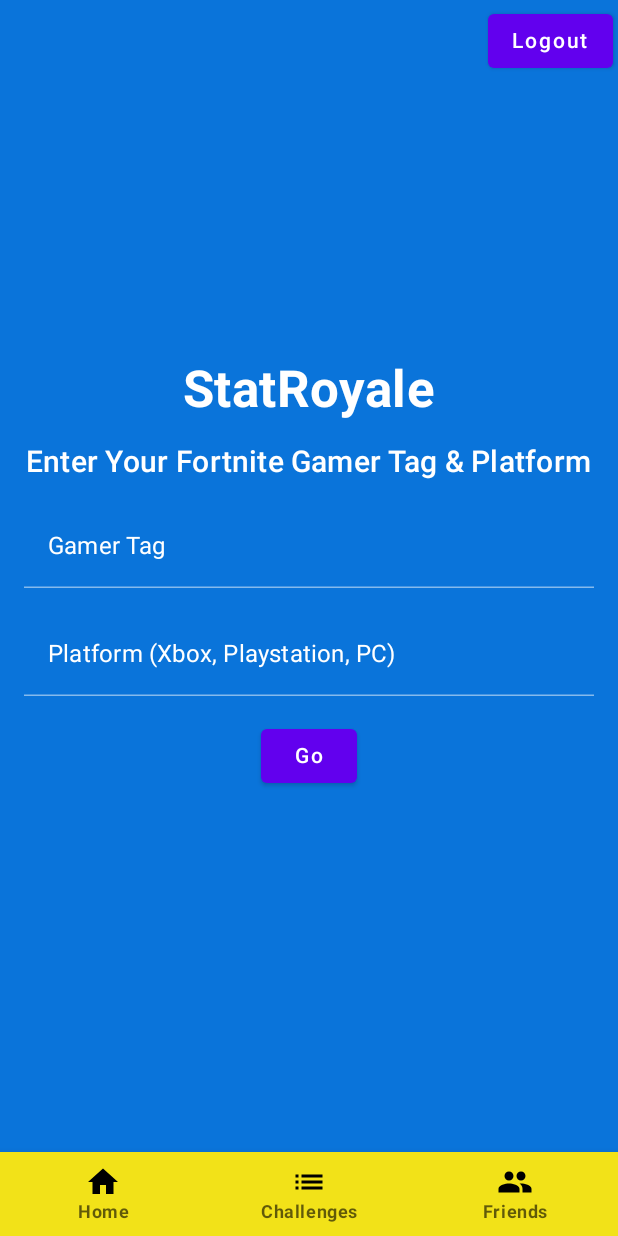
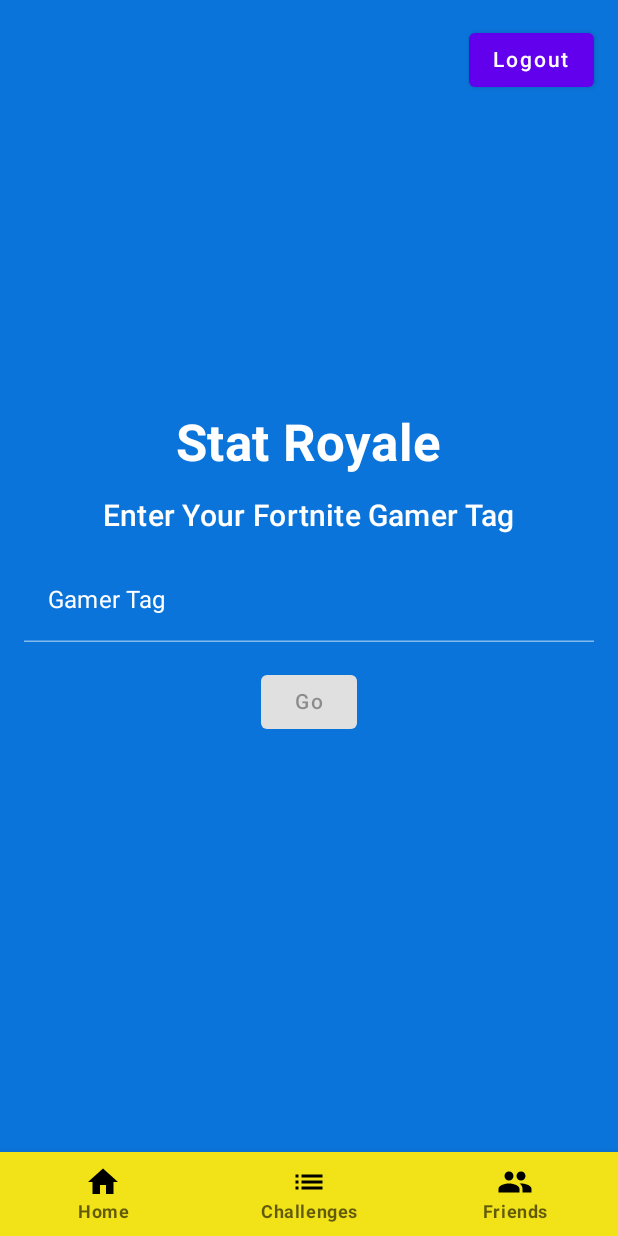
Before and after one commit to RyanFreezen/StatRoyale, an Android app built with Jetpack Compose: the HomeScreen screen opened through its navigation route, on a phone screen of 412 x 824 dp. Run offline under Robolectric (Android 15) with nearby library versions, the phone set to English and light mode, and no system bars; our stand-ins replace Firebase (no records; nobody signed in at launch, a user with empty details on screens opened directly).

Commit message:
Implemented Fortnite API - Users can now search for their gamer tag in Fortnite and have their stats displayed to them.

```diff
--- a/app/build.gradle.kts
+++ b/app/build.gradle.kts
@@ -76,4 +76,8 @@ dependencies {
     implementation ("com.google.firebase:firebase-firestore-ktx:24.11.0")
     implementation ("org.jetbrains.kotlinx:kotlinx-coroutines-play-services:1.6.0")
     implementation ("com.google.accompanist:accompanist-navigation-animation:0.35.0-alpha")
+    implementation ("com.squareup.retrofit2:retrofit:2.9.0")
+    implementation ("com.squareup.retrofit2:converter-gson:2.9.0")
+    implementation ("com.squareup.okhttp3:okhttp:4.9.0")
+    implementation ("com.squareup.okhttp3:logging-interceptor:4.9.0")
 }
--- a/app/src/main/AndroidManifest.xml
+++ b/app/src/main/AndroidManifest.xml
@@ -1,7 +1,7 @@
 <?xml version="1.0" encoding="utf-8"?>
 <manifest xmlns:android="http://schemas.android.com/apk/res/android"
     xmlns:tools="http://schemas.android.com/tools">
-
+    <uses-permission android:name="android.permission.INTERNET" />
     <application
         android:allowBackup="true"
         android:dataExtractionRules="@xml/data_extraction_rules"
@@ -15,7 +15,6 @@
         <activity
             android:name=".MainActivity"
             android:exported="true"
-            android:label="@string/app_name"
             android:theme="@style/Theme.Fortnite">
             <intent-filter>
                 <action android:name="android.intent.action.MAIN" />
--- a/app/src/main/java/com/ryan/fortnite/MainActivity.kt
+++ b/app/src/main/java/com/ryan/fortnite/MainActivity.kt
@@ -3,10 +3,10 @@ package com.ryan.fortnite
 import android.os.Bundle
 import androidx.activity.ComponentActivity
 import androidx.activity.compose.setContent
-import androidx.compose.foundation.layout.*
-import androidx.compose.material.*
-import androidx.compose.material3.SnackbarHostState
-import androidx.compose.runtime.*
+import androidx.compose.foundation.layout.Box
+import androidx.compose.foundation.layout.padding
+import androidx.compose.material.Scaffold
+import androidx.compose.runtime.Composable
 import androidx.compose.ui.Modifier
 import androidx.compose.ui.graphics.Color
 import androidx.navigation.compose.NavHost
@@ -15,15 +15,16 @@ import androidx.navigation.compose.rememberNavController
 import com.google.firebase.auth.FirebaseAuth
 import com.ryan.fortnite.firebase.FireBase
 import com.ryan.fortnite.firebase.addRandomChallenges
-import com.ryan.fortnite.ui.theme.FortniteTheme
+import com.ryan.fortnite.navigation.BottomNavigationBar
+import com.ryan.fortnite.screens.AddFriendScreen
+import com.ryan.fortnite.screens.ChallengeScreen
+import com.ryan.fortnite.screens.FriendRequestScreen
+import com.ryan.fortnite.screens.FriendScreen
 import com.ryan.fortnite.screens.HomeScreen
-import com.ryan.fortnite.screens.ChallengeScreen
-import com.ryan.fortnite.screens.FriendScreen
 import com.ryan.fortnite.screens.LoginSignUpScreen
 import com.ryan.fortnite.screens.SignUpScreen
-import com.ryan.fortnite.navigation.BottomNavigationBar
-import com.ryan.fortnite.screens.AddFriendScreen
-import com.ryan.fortnite.screens.FriendRequestScreen
+import com.ryan.fortnite.screens.StatsScreen
+import com.ryan.fortnite.ui.theme.FortniteTheme
 
 
 /******************************************************************************************/
@@ -64,11 +65,13 @@ fun MainScreen() {
                 composable("home") { HomeScreen(navController) }
                 composable("challenges") { ChallengeScreen() }
                 composable("friends") { FriendScreen(navController) }
-                composable("signup/login") { LoginSignUpScreen(navController) }
+                composable("signup-login") { LoginSignUpScreen(navController) }
                 composable("signup") { SignUpScreen() }
                 composable("addfriend") { AddFriendScreen() }
-                composable("friend/requests") { FriendRequestScreen(navController) }
-            }
+                composable("friend-requests") { FriendRequestScreen(navController) }
+                composable("stats-screen/{gamerTag}") { backStackEntry ->
+                    StatsScreen(gamerTag = backStackEntry.arguments?.getString("gamerTag") ?: "")
+                }            }
         }
     }
 }
--- /dev/null
+++ b/app/src/main/java/com/ryan/fortnite/data/Challenge.kt
@@ -0,0 +1,6 @@
+package com.ryan.fortnite.data
+
+data class Challenge(
+    val title: String = "",
+    val difficulty: String = ""
+)
--- a/app/src/main/java/com/ryan/fortnite/screens/FriendRequestScreen.kt
+++ b/app/src/main/java/com/ryan/fortnite/screens/FriendRequestScreen.kt
@@ -34,7 +34,7 @@ import com.ryan.fortnite.FortniteBlue
 import com.ryan.fortnite.FortniteBrightYellow
 import com.ryan.fortnite.FortniteDarkBlue
 import com.ryan.fortnite.auth
-import com.ryan.fortnite.firebase.User
+import com.ryan.fortnite.data.User
 
 @SuppressLint("MutableCollectionMutableState")
 @Composable
--- a/app/src/main/java/com/ryan/fortnite/screens/FriendScreen.kt
+++ b/app/src/main/java/com/ryan/fortnite/screens/FriendScreen.kt
@@ -36,7 +36,7 @@ import com.ryan.fortnite.FortniteBlue
 import com.ryan.fortnite.FortniteBrightYellow
 import com.ryan.fortnite.FortniteDarkBlue
 import com.ryan.fortnite.auth
-import com.ryan.fortnite.firebase.User
+import com.ryan.fortnite.data.User
 import androidx.compose.foundation.clickable
 import androidx.compose.material3.DropdownMenu
 import androidx.compose.material.DropdownMenuItem
@@ -119,7 +119,7 @@ fun FriendScreen(navController: NavController) {
 
                     DropdownMenuItem(
                         onClick = {
-                            navController.navigate("friend/requests")
+                            navController.navigate("friend-requests")
                             expandedDrop = false
                         }
                     ) {
--- a/app/src/main/java/com/ryan/fortnite/screens/HomeScreen.kt
+++ b/app/src/main/java/com/ryan/fortnite/screens/HomeScreen.kt
@@ -1,14 +1,15 @@
 package com.ryan.fortnite.screens
 
 import androidx.compose.foundation.background
+import androidx.compose.foundation.layout.Arrangement
 import androidx.compose.foundation.layout.Box
 import androidx.compose.foundation.layout.Column
+import androidx.compose.foundation.layout.Row
 import androidx.compose.foundation.layout.Spacer
 import androidx.compose.foundation.layout.fillMaxSize
 import androidx.compose.foundation.layout.fillMaxWidth
 import androidx.compose.foundation.layout.height
 import androidx.compose.foundation.layout.padding
-import androidx.compose.foundation.layout.wrapContentWidth
 import androidx.compose.material.Button
 import androidx.compose.material.MaterialTheme
 import androidx.compose.material.Text
@@ -24,24 +25,37 @@ import androidx.compose.ui.Modifier
 import androidx.compose.ui.graphics.Color
 import androidx.compose.ui.text.font.FontWeight
 import androidx.compose.ui.unit.dp
+import androidx.navigation.NavController
 import androidx.navigation.NavHostController
 import com.google.firebase.auth.FirebaseAuth
+import com.google.firebase.auth.FirebaseUser
 import com.ryan.fortnite.FortniteBlue
+import java.net.URLEncoder
+import java.nio.charset.StandardCharsets
 
 @Composable
 fun HomeScreen(navController: NavHostController) {
     var gamerTag by remember { mutableStateOf("") }
-    var platform by remember { mutableStateOf("") }
-
-    // Retrieve current user's email
     val currentUser = FirebaseAuth.getInstance().currentUser
     val userEmail = currentUser?.email ?: ""
 
+    HomeScreenContent(navController, gamerTag, currentUser, userEmail) { tag ->
+        gamerTag = tag
+    }
+}
+
+@Composable
+fun HomeScreenContent(
+    navController: NavHostController,
+    gamerTag: String,
+    currentUser: FirebaseUser?,
+    userEmail: String,
+    onFieldChange: (String) -> Unit
+) {
     Box(
         modifier = Modifier
             .fillMaxSize()
-            .background(FortniteBlue),
-        contentAlignment = Alignment.CenterStart
+            .background(FortniteBlue)
     ) {
         Column(
             modifier = Modifier
@@ -49,23 +63,62 @@ fun HomeScreen(navController: NavHostController) {
                 .padding(16.dp),
             horizontalAlignment = Alignment.CenterHorizontally
         ) {
-            Text(
-                text = "StatRoyale",
-                style = MaterialTheme.typography.h4.copy(
-                    fontWeight = FontWeight.Bold,
-                    color = Color.White
-                )
-            )
-            Spacer(modifier = Modifier.height(16.dp))
-            Text(
-                text = "Enter Your Fortnite Gamer Tag & Platform",
-                style = MaterialTheme.typography.h6.copy(color = Color.White)
-            )
-            Spacer(modifier = Modifier.height(16.dp))
-            // Gamer Tag text field
+            Spacer(modifier = Modifier.weight(2f))
+            WelcomeText()
+            Spacer(Modifier.height(16.dp))
+            InputFields(gamerTag, onFieldChange)
+            Spacer(Modifier.height(16.dp))
+            ActionButton(navController, gamerTag)
+            Spacer(modifier = Modifier.weight(2f))
+        }
+        UserAuthenticationArea(navController, currentUser)
+        Box(
+            modifier = Modifier
+                .align(Alignment.BottomCenter)
+                .fillMaxWidth()
+        ) {
+        }
+    }
+}
+
+/******************************************************************************************/
+
+@Composable
+fun WelcomeText() {
+    Text("Stat Royale", style = MaterialTheme.typography.h4.copy(fontWeight = FontWeight.Bold, color = Color.White))
+    Spacer(Modifier.height(16.dp))
+    Text("Enter Your Fortnite Gamer Tag", style = MaterialTheme.typography.h6.copy(color = Color.White))
+}
+
+/******************************************************************************************/
+
+@Composable
+fun LogoutButton(onLogout: () -> Unit) {
+    Button(
+        onClick = onLogout,
+        modifier = Modifier
+    ) {
+        Text(text = "Logout")
+    }
+}
+
+@Composable
+fun LoginSignupButton(onNavigate: () -> Unit) {
+    Button(
+        onClick = onNavigate,
+        modifier = Modifier
+    ) {
+        Text(text = "Sign Up / Login")
+    }
+}
+
+/******************************************************************************************/
+
+@Composable
+fun GamerTagField(gamerTag: String, onGamerTagChange: (String) -> Unit) {
     TextField(
         value = gamerTag,
-                onValueChange = { gamerTag = it },
+        onValueChange = onGamerTagChange,
         label = { Text("Gamer Tag", color = Color.White) },
         singleLine = true,
         modifier = Modifier.fillMaxWidth(),
@@ -77,76 +130,51 @@ fun HomeScreen(navController: NavHostController) {
             backgroundColor = Color.Transparent
         )
     )
-            Spacer(modifier = Modifier.height(16.dp))
-            // Platform text field
-            TextField(
-                value = platform,
-                onValueChange = { platform = it },
-                label = { Text("Platform (Xbox, Playstation, PC)", color = Color.White) },
-                singleLine = true,
-                modifier = Modifier.fillMaxWidth(),
-                colors = TextFieldDefaults.textFieldColors(
-                    textColor = Color.White,
-                    cursorColor = Color.White,
-                    focusedIndicatorColor = Color.White,
-                    unfocusedIndicatorColor = Color.White.copy(alpha = 0.5f),
-                    backgroundColor = Color.Transparent
+}
+
+@Composable
+fun InputFields(gamerTag: String, onFieldChange: (String) -> Unit) {
+    GamerTagField(gamerTag) { newGamerTag ->
+        onFieldChange(newGamerTag)
+    }
+}
+
+@Composable
+fun ActionButton(navController: NavController, gamerTag: String) {
+    Button(
+        enabled = gamerTag.isNotBlank(),
+        onClick = { navController.navigate("stats-screen/${URLEncoder.encode(gamerTag, StandardCharsets.UTF_8.toString())}") }
+    ) {
+        Text("Go")
+    }
+}
+
+/******************************************************************************************/
+
+@Composable
+fun UserAuthenticationArea(navController: NavController, currentUser: FirebaseUser?) {
+    Row(
+        modifier = Modifier
+            .fillMaxWidth()
+            .padding(16.dp),
+        verticalAlignment = Alignment.CenterVertically,
+        horizontalArrangement = Arrangement.SpaceBetween
+    ) {
+        if (currentUser != null) {
+            Text(
+                text = currentUser.email ?: "No Email",
+                style = MaterialTheme.typography.body1.copy(color = Color.White),
+                modifier = Modifier.weight(1f)
             )
-            )
-            Spacer(modifier = Modifier.height(16.dp))
-            // Go button to fetch stats
-            Button(
-                onClick = { },
-                modifier = Modifier.wrapContentWidth()
-            ) {
-                Text(text = "Go")
+            LogoutButton {
+                FirebaseAuth.getInstance().signOut()
+                navController.navigate("signup-login")
+            }
+        } else {
+            Spacer(Modifier.weight(1f))
+            LoginSignupButton {
+                navController.navigate("signup-login")
             }
         }
     }
-
-    Box(
-        modifier = Modifier
-            .fillMaxSize()
-            .padding(3.dp),
-        contentAlignment = Alignment.TopEnd
-    ){
-        // Conditional visibility of Logout button based on user authentication
-        if (currentUser != null) {
-            // Logout Button
-            Button(
-                onClick = {
-                    FirebaseAuth.getInstance().signOut()
-                    // Redirect to login/signup screen after logout
-                    navController.navigate("signup/login")
-                },
-                modifier = Modifier.wrapContentWidth()
-            ) {
-                Text(text = "Logout")
 }
-        } else {
-            // Login/Signup Button
-            Button(
-                // Navigate to signup screen
-                onClick = { navController.navigate("signup/login") },
-                modifier = Modifier.wrapContentWidth()
-            ) {
-                Text(text = "Sign Up / Login")
-            }
-        }
-    }
-    Box(
-        modifier = Modifier
-            .fillMaxSize()
-            .padding(8.dp),
-        contentAlignment = Alignment.TopStart
-    ){
-        // Display user's email if logged in
-        if (currentUser != null) {
-            Text(
-                text = userEmail,
-                style = MaterialTheme.typography.body1,
-                color = Color.White
-            )
-        }
-    }
-}
```
Also changed, not shown: app/src/main/java/com/ryan/fortnite/api/FortniteApiService.kt (added, +38 -0 lines), app/src/main/java/com/ryan/fortnite/api/RetroFit.kt (added, +44 -0 lines), app/src/main/java/com/ryan/fortnite/data/StatsData.kt (added, +72 -0 lines), app/src/main/java/com/ryan/fortnite/data/User.kt (added, +10 -0 lines), app/src/main/java/com/ryan/fortnite/firebase/FireBase.kt (+1 -17 lines), app/src/main/java/com/ryan/fortnite/screens/StatsScreen.kt (added, +139 -0 lines). Lines whose indentation alone changed are shown as unchanged.
